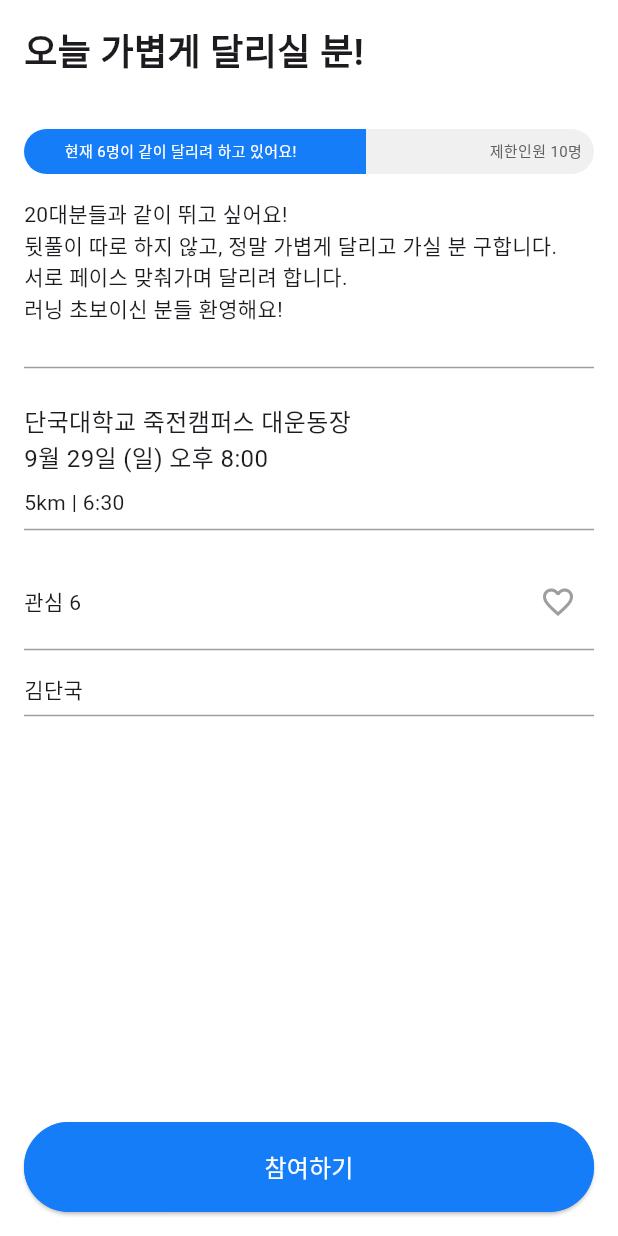
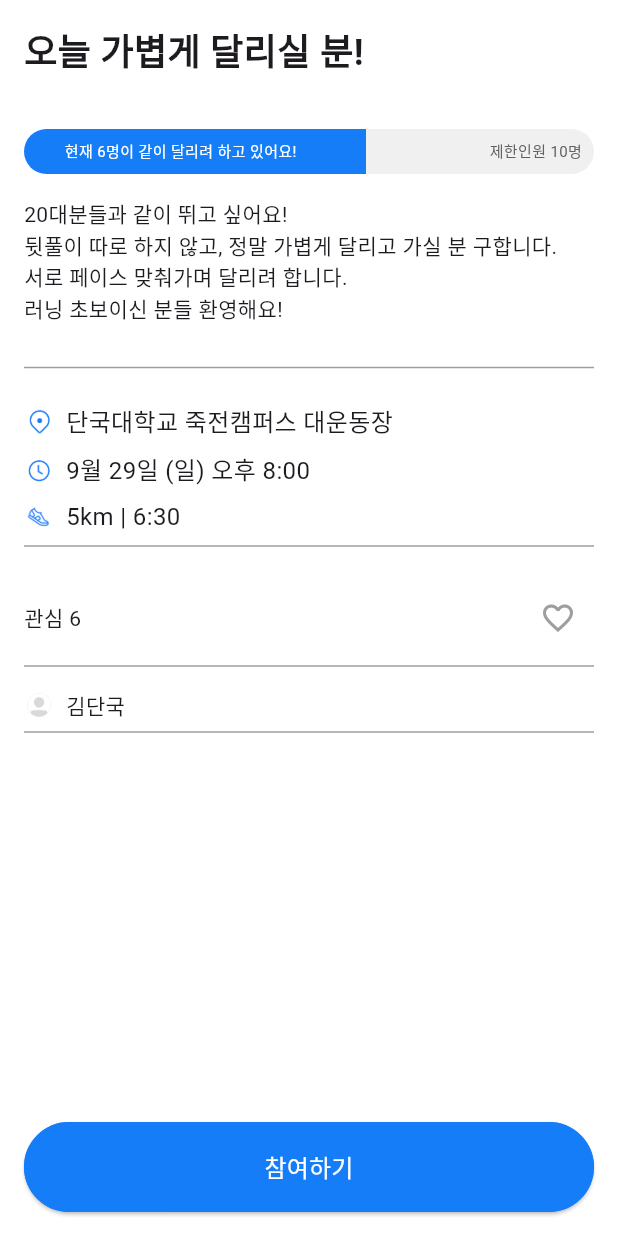
Before and after one commit to 9oormthonDKU/Frontend, a Flutter app: the PostPage screen opened directly, on a phone screen of 412 x 824 dp. Run offline on Flutter 3.47's test engine with Material 3 defaults, Android fonts, the phone set to English and light mode, and no system bars.

Commit message:
feat(vote) : UI 수정
#6

```diff
--- a/goormthonfe/lib/views/post_view.dart
+++ b/goormthonfe/lib/views/post_view.dart
@@ -99,12 +99,50 @@ class _PostPageState extends State<PostPage> {
             Text(controller.post.content),
             Divider(color: Colors.grey),
             SizedBox(height: 16),
-            Text(
-              '${controller.post.location}\n${controller.post.date}',
-              style: TextStyle(fontSize: 16),
+            Row(
+              children: [
+                Image.asset(
+                  'assets/location.png', // 위치 아이콘
+                  width: 20,
+                  height: 20,
+                ),
+                SizedBox(width: 8), // 아이콘과 텍스트 사이 간격
+                Text(
+                  controller.post.location,
+                  style: TextStyle(fontSize: 16),
+                ),
+              ],
             ),
             SizedBox(height: 8),
-            Text('${controller.post.distance} | ${controller.post.pace}'),
+            Row(
+              children: [
+                Image.asset(
+                  'assets/time.png', // 시간 아이콘
+                  width: 20,
+                  height: 20,
+                ),
+                SizedBox(width: 8),
+                Text(
+                  controller.post.date,
+                  style: TextStyle(fontSize: 16),
+                ),
+              ],
+            ),
+            SizedBox(height: 8),
+            Row(
+              children: [
+                Image.asset(
+                  'assets/shoeimg.png', // 거리 아이콘
+                  width: 20,
+                  height: 20,
+                ),
+                SizedBox(width: 8),
+                Text(
+                  '${controller.post.distance} | ${controller.post.pace}',
+                  style: TextStyle(fontSize: 16),
+                ),
+              ],
+            ),
             Divider(color: Colors.grey),
             SizedBox(height: 16),
             Row(
@@ -126,7 +164,17 @@ class _PostPageState extends State<PostPage> {
             ),
             Divider(color: Colors.grey),
             SizedBox(height: 8),
-            Text("김단국"),
+            Row(
+              children: [
+                Image.asset(
+                  'assets/profileimg.png', // 프로필 아이콘
+                  width: 20,
+                  height: 20,
+                ),
+                SizedBox(width: 8),
+                Text("김단국"),
+              ],
+            ),
             Divider(color: Colors.grey),
             Spacer(), // 화면 하단에 버튼을 고정
             SizedBox(
```
